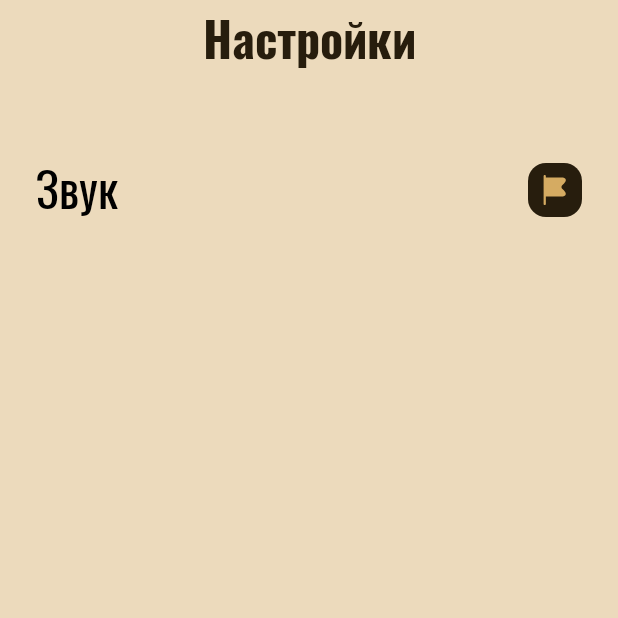
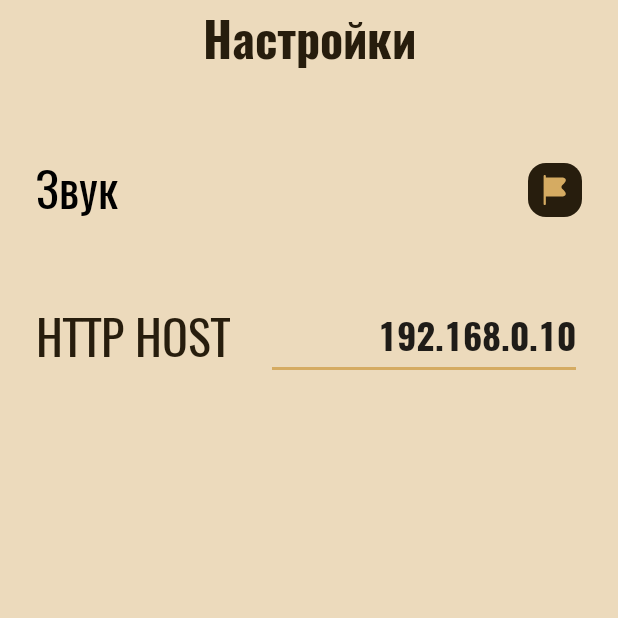
Before and after one commit to Fxynos/Hold-out-mobile-client, an Android app: the SettingsActivity screen opened directly, with no data from a screen before it, on a phone screen of 412 x 824 dp, the top half of it. Run offline under Robolectric (Android 15) with nearby library versions, the phone set to English and light mode, and no system bars.

Commit message:
setting host, bar triggers, parse error dialog

```diff
--- a/app/src/main/java/com/vl/holdout/SettingsActivity.kt
+++ b/app/src/main/java/com/vl/holdout/SettingsActivity.kt
@@ -2,11 +2,14 @@ package com.vl.holdout
 
 import android.content.Intent
 import android.os.Bundle
+import android.view.inputmethod.EditorInfo
 import android.widget.CheckBox
+import android.widget.EditText
 import androidx.appcompat.app.AppCompatActivity
 
 class SettingsActivity: AppCompatActivity() {
     private lateinit var soundFlag: CheckBox
+    private lateinit var host: EditText
     private lateinit var shared: SettingsShared
 
     override fun onCreate(savedInstanceState: Bundle?) {
@@ -18,6 +21,19 @@ class SettingsActivity: AppCompatActivity() {
                 it.isChecked = shared.isSoundEnabled
                 it.setOnCheckedChangeListener { _, v -> shared.isSoundEnabled = v }
             }
+        host = findViewById<EditText>(R.id.host).also {
+            it.setText(shared.host)
+            it.setOnEditorActionListener { _, code, _ ->
+                if (code == EditorInfo.IME_ACTION_DONE)
+                    host.clearFocus()
+                false
+            }
+        }
+    }
+
+    override fun onPause() {
+        super.onPause()
+        shared.host = host.text.toString()
     }
 
     override fun onBackPressed() {
--- a/app/src/main/java/com/vl/holdout/SettingsShared.kt
+++ b/app/src/main/java/com/vl/holdout/SettingsShared.kt
@@ -6,6 +6,8 @@ class SettingsShared(context: Context) {
     companion object {
         private const val PREFERENCES = "settings"
         private const val EXTRA_SOUND_ENABLED = "soundEnabled"
+        private const val EXTRA_HOST = "host"
+        private const val DEFAULT_HOST = "192.168.0.10"
     }
 
     private val sharedPreferences = context.getSharedPreferences(PREFERENCES, Context.MODE_PRIVATE)
@@ -16,4 +18,11 @@ class SettingsShared(context: Context) {
             if (!sharedPreferences.edit().putBoolean(EXTRA_SOUND_ENABLED, value).commit())
                 throw RuntimeException("Couldn't save setting: isSoundEnabled")
         }
+
+    var host: String
+        get() = sharedPreferences.getString(EXTRA_HOST, DEFAULT_HOST)!!
+        set(value) {
+            if (!sharedPreferences.edit().putString(EXTRA_HOST, value.takeIf(String::isNotBlank) ?: DEFAULT_HOST).commit())
+                throw RuntimeException("Couldn't save setting: host")
+        }
 }
--- a/app/src/main/java/com/vl/holdout/parser/Parser.kt
+++ b/app/src/main/java/com/vl/holdout/parser/Parser.kt
@@ -80,7 +80,7 @@ object Parser {
                         throw ParseException("Unknown type \"${typeAndObjects.key}\"")
                 ) to when (typeAndObjects.key) {
                     "core" -> CoreConstructor(repositories["choice"] as Repository<Choice>, repositories["bar"] as Repository<Bar>)
-                    "bar" -> BarConstructor(root)
+                    "bar" -> BarConstructor(root, repositories["choice"] as Repository<Choice>)
                     "picture" -> PictureConstructor(repositories["picture"] as Repository<Picture>, root)
                     "choice" -> ChoiceConstructor(repositories["card"] as Repository<Card>, repositories["bar"] as Repository<Bar>)
                     "card" -> CardConstructor(repositories["choice"] as Repository<Choice>, repositories["picture"] as Repository<Picture>)
--- a/app/src/main/java/com/vl/holdout/quests/BinaryAskDialog.kt
+++ b/app/src/main/java/com/vl/holdout/quests/BinaryAskDialog.kt
@@ -15,6 +15,7 @@ class BinaryAskDialog(
     private val text: String,
     private val positiveAnswer: String,
     private val negativeAnswer: String,
+    private val cancelable: Boolean,
     private val onChoice: (positive: Boolean)->Unit
 ): DialogFragment() {
     private lateinit var titleView: TextView
@@ -27,7 +28,7 @@ class BinaryAskDialog(
         container: ViewGroup?,
         savedInstanceState: Bundle?
     ): View {
-        isCancelable = true
+        requireDialog().setCancelable(cancelable)
         val view = inflater.inflate(R.layout.dialog_binary_ask, container, false)
         titleView = view.findViewById<TextView>(R.id.title).also { it.text = title }
         textView = view.findViewById<TextView>(R.id.text).also { it.text = text }
--- a/app/src/main/res/layout/activity_settings.xml
+++ b/app/src/main/res/layout/activity_settings.xml
@@ -1,9 +1,11 @@
 <?xml version="1.0" encoding="utf-8"?>
 <LinearLayout xmlns:android="http://schemas.android.com/apk/res/android"
     xmlns:app="http://schemas.android.com/apk/res-auto"
+    xmlns:tools="http://schemas.android.com/tools"
     android:orientation="vertical"
     android:layout_width="match_parent"
     android:layout_height="match_parent"
+    android:paddingHorizontal="24dp"
     android:background="?attr/colorSecondary">
 
     <com.google.android.material.appbar.AppBarLayout
@@ -28,10 +30,39 @@
         android:id="@+id/sound_flag"
         android:layout_width="match_parent"
         android:layout_height="wrap_content"
-        android:layout_marginTop="48dp"
-        android:layout_marginHorizontal="24dp"
+        android:layout_marginVertical="48dp"
         android:text="@string/sound_flag"
         android:layoutDirection="rtl"
         android:textSize="32sp" />
 
+    <LinearLayout
+        android:layout_width="match_parent"
+        android:layout_height="wrap_content"
+        android:orientation="horizontal"
+        android:gravity="center_vertical">
+
+        <TextView
+            android:layout_width="wrap_content"
+            android:layout_height="wrap_content"
+            android:textSize="32sp"
+            android:layout_marginEnd="24dp"
+            android:textAllCaps="true"
+            android:text="@string/host_settings" />
+
+        <EditText
+            android:id="@+id/host"
+            android:layout_width="0dp"
+            android:layout_height="wrap_content"
+            android:layout_weight="1"
+            android:gravity="end"
+            android:maxLength="15"
+            android:textSize="24sp"
+            android:lines="1"
+            android:inputType="textUri"
+            android:imeOptions="actionDone"
+            android:textStyle="bold"
+            tools:text="192.168.0.10"/>
+
+    </LinearLayout>
+
 </LinearLayout>
--- a/app/src/main/res/values-night/themes.xml
+++ /dev/null
@@ -1,21 +0,0 @@
-<resources xmlns:tools="http://schemas.android.com/tools">
-    <style name="Theme.StudentSimulatorSurvival" parent="Theme.AppCompat.DayNight.NoActionBar">
-        <item name="colorPrimary">@color/kinda_brown</item>
-        <item name="colorPrimaryVariant">@color/kinda_dark_brown</item>
-        <item name="colorOnPrimary">@color/kinda_light_brown</item>
-
-        <item name="colorSecondary">@color/kinda_light_brown</item>
-        <item name="colorSecondaryVariant">@color/kinda_gray_brown</item>
-        <item name="colorOnSecondary">@color/kinda_dark_brown</item>
-
-        <item name="android:windowBackground">?attr/colorPrimaryVariant</item>
-        <item name="android:statusBarColor">?attr/colorPrimary</item>
-
-        <item name="android:textViewStyle">@style/TextViewStyle</item>
-        <item name="imageButtonStyle">@style/ImageButtonStyle</item>
-        <item name="android:buttonStyle">@style/ButtonStyle</item>
-        <item name="android:checkboxStyle">@style/CheckboxStyle</item>
-
-        <item name="android:fontFamily">@font/oswald</item>
-    </style>
-</resources>
--- a/app/src/main/res/values/strings.xml
+++ b/app/src/main/res/values/strings.xml
@@ -8,4 +8,5 @@
     <string name="settings">Настройки</string>
     <string name="sound_flag">Звук</string>
     <string name="no_connection">Нет подключения</string>
+    <string name="host_settings">HTTP Host</string>
 </resources>
--- a/app/src/main/res/values/themes.xml
+++ b/app/src/main/res/values/themes.xml
@@ -11,6 +11,8 @@
         <item name="android:windowBackground">?attr/colorPrimaryVariant</item>
         <item name="android:statusBarColor">?attr/colorPrimary</item>
 
+        <item name="colorAccent">?attr/colorPrimary</item>
+
         <item name="android:textViewStyle">@style/TextViewStyle</item>
         <item name="imageButtonStyle">@style/ImageButtonStyle</item>
         <item name="android:buttonStyle">@style/ButtonStyle</item>
```
Also changed, not shown: app/src/main/java/com/vl/holdout/GameActivity.kt (+36 -3 lines), app/src/main/java/com/vl/holdout/parser/BarConstructor.kt (+21 -2 lines), app/src/main/java/com/vl/holdout/parser/pojo/Bar.kt (+9 -2 lines), app/src/main/java/com/vl/holdout/quests/QuestsActivity.kt (+14 -16 lines).
